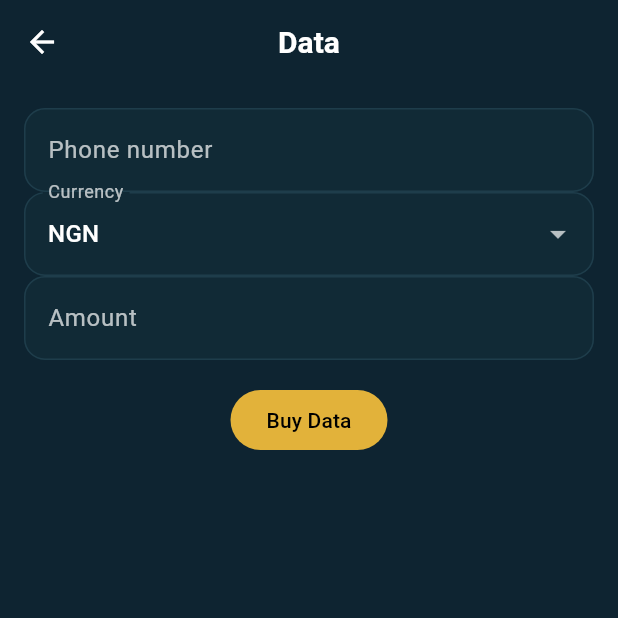
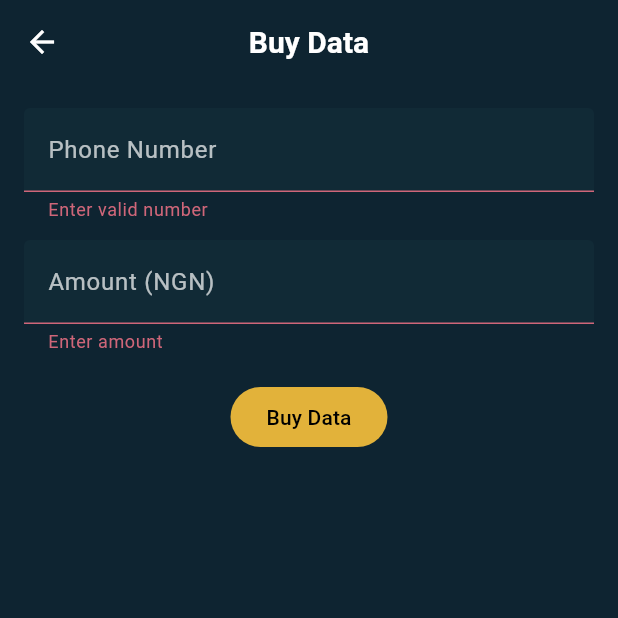
Before and after one commit to Tether-creator/zeus_app_premium, a Flutter app: the DataScreen screen opened directly, after a tap on "Buy Data", on a phone screen of 412 x 824 dp, the top half of it. Run offline on Flutter 3.47's test engine with Material 3 defaults, Android fonts, the phone set to English and light mode, and no system bars; our stand-ins replace pdf, printing.

Commit message:
Update data_screen.dart

```diff
--- a/lib/screens/data_screen.dart
+++ b/lib/screens/data_screen.dart
@@ -1,46 +1,63 @@
-// lib/screens/data_screen.dart
 import 'package:flutter/material.dart';
-import '../ui.dart';
-import '../state.dart';
+import '../theme.dart';
+import '../services/limits.dart';
 
 class DataScreen extends StatefulWidget {
   static const route = '/data';
   const DataScreen({super.key});
+
   @override
   State<DataScreen> createState() => _DataScreenState();
 }
 
 class _DataScreenState extends State<DataScreen> {
-  final phone = TextEditingController();
-  final amount = TextEditingController();
-  String currency = 'NGN';
+  final _formKey = GlobalKey<FormState>();
+  final _phoneCtrl = TextEditingController();
+  final _amountCtrl = TextEditingController();
 
-  void _buy() {
-    final a = double.tryParse(amount.text) ?? 0;
-    if (a <= 0) return;
-    if (a > AppState.dataPerTxn) { _snack('Max ₦20,000 per transaction'); return; }
-    if (AppState.i.todayUsed('data') + a > AppState.dataDaily) { _snack('Daily data limit ₦100,000 reached'); return; }
-    if (AppState.i.balances[currency]! < a) { _snack('Insufficient $currency'); return; }
-    AppState.i.balances[currency] = AppState.i.balances[currency]! - a;
-    AppState.i._addDaily('data', a);
-    AppState.i.addTransaction(TransactionItem(title: 'Data • ${phone.text}', currency: currency, amount: -a, time: DateTime.now(), type: 'data'));
-    _snack('Data purchased'); Navigator.pop(context);
+  void _submit() {
+    if (!_formKey.currentState!.validate()) return;
+    final amt = double.tryParse(_amountCtrl.text) ?? 0;
+    if (amt > ZeusLimits.dataPerTxn) {
+      ScaffoldMessenger.of(context).showSnackBar(
+        SnackBar(content: Text('Per-transaction limit is ₦${ZeusLimits.dataPerTxn.toInt()}')),
+      );
+      return;
+    }
+    ScaffoldMessenger.of(context).showSnackBar(
+      const SnackBar(content: Text('Data purchase submitted.')),
+    );
   }
 
-  void _snack(String m) => ScaffoldMessenger.of(context).showSnackBar(SnackBar(content: Text(m)));
-
   @override
-  Widget build(BuildContext context) => Scaffold(
-    appBar: AppBar(title: const Text('Data')),
-    body: Padding(
-      padding: const EdgeInsets.all(16),
-      child: Column(children: [
-        TextFormField(controller: phone, decoration: const InputDecoration(labelText: 'Phone number')),
-        DropdownButtonFormField(value: currency, items: const ['NGN','USD','EUR','GBP','GHC','KSH'].map((e)=>DropdownMenuItem(value:e,child:Text(e))).toList(), onChanged: (v)=>setState(()=>currency=v!), decoration: const InputDecoration(labelText: 'Currency')),
-        TextFormField(controller: amount, decoration: const InputDecoration(labelText: 'Amount'), keyboardType: const TextInputType.numberWithOptions(decimal: true)),
-        const SizedBox(height: 16),
-        PrimaryButton(text: 'Buy Data', onPressed: _buy),
-      ]),
-    ),
-  );
+  Widget build(BuildContext context) {
+    return Scaffold(
+      appBar: AppBar(title: const Text('Buy Data')),
+      body: Padding(
+        padding: const EdgeInsets.all(16),
+        child: Form(
+          key: _formKey,
+          child: Column(
+            children: [
+              TextFormField(
+                controller: _phoneCtrl,
+                keyboardType: TextInputType.phone,
+                decoration: const InputDecoration(labelText: 'Phone Number'),
+                validator: (v) => v!.length >= 10 ? null : 'Enter valid number',
+              ),
+              const SizedBox(height: 12),
+              TextFormField(
+                controller: _amountCtrl,
+                keyboardType: TextInputType.number,
+                decoration: const InputDecoration(labelText: 'Amount (NGN)'),
+                validator: (v) => (double.tryParse(v ?? '') ?? 0) > 0 ? null : 'Enter amount',
+              ),
+              const SizedBox(height: 18),
+              FilledButton(onPressed: _submit, child: const Text('Buy Data')),
+            ],
+          ),
+        ),
+      ),
+    );
+  }
 }
```
